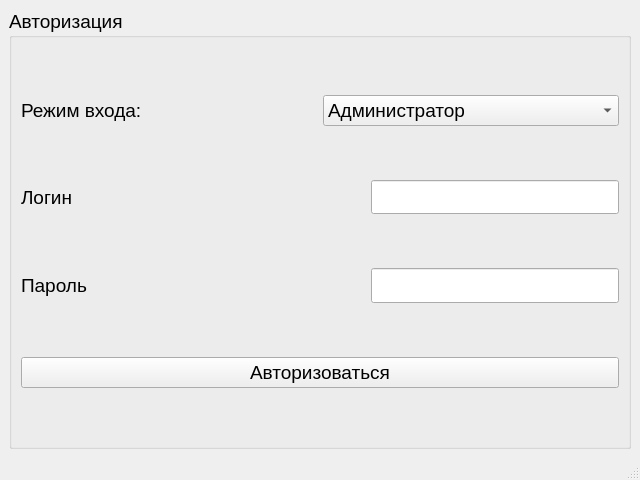
First picture: the form in authorizationwindow.ui, repository Rayzedan/SystemControlStudent, before the edit.
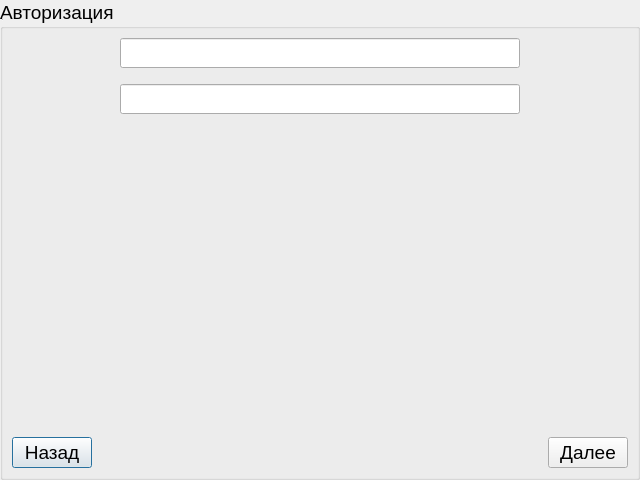
Second picture: the form after the edit.

Diff of the .ui file:
```diff
--- a/authorizationwindow.ui
+++ b/authorizationwindow.ui
@@ -1,7 +1,7 @@
 <?xml version="1.0" encoding="UTF-8"?>
 <ui version="4.0">
  <class>AuthorizationWindow</class>
- <widget class="QMainWindow" name="AuthorizationWindow">
+ <widget class="QDialog" name="AuthorizationWindow">
   <property name="geometry">
    <rect>
     <x>0</x>
@@ -20,9 +20,21 @@
    <string>Система контроля знаний студентов</string>
   </property>
   <widget class="QWidget" name="centralwidget">
+   <property name="minimumSize">
+    <size>
+     <width>640</width>
+     <height>480</height>
+    </size>
+   </property>
    <layout class="QVBoxLayout" name="verticalLayout_2">
     <item>
      <widget class="QGroupBox" name="groupBox">
+      <property name="minimumSize">
+       <size>
+        <width>620</width>
+        <height>440</height>
+       </size>
+      </property>
       <property name="font">
        <font>
         <pointsize>14</pointsize>
@@ -31,101 +43,229 @@
       <property name="title">
        <string>Авторизация</string>
       </property>
-      <layout class="QVBoxLayout" name="verticalLayout">
+      <layout class="QVBoxLayout" name="verticalLayout_5">
+       <item>
+        <layout class="QHBoxLayout" name="horizontalLayout_2">
+         <item>
+          <spacer name="horizontalSpacer_2">
+           <property name="orientation">
+            <enum>Qt::Horizontal</enum>
+           </property>
+           <property name="sizeHint" stdset="0">
+            <size>
+             <width>30</width>
+             <height>20</height>
+            </size>
+           </property>
+          </spacer>
+         </item>
+         <item>
+          <widget class="QLineEdit" name="login">
+           <property name="enabled">
+            <bool>true</bool>
+           </property>
+           <property name="sizePolicy">
+            <sizepolicy hsizetype="Maximum" vsizetype="Maximum">
+             <horstretch>0</horstretch>
+             <verstretch>0</verstretch>
+            </sizepolicy>
+           </property>
+           <property name="minimumSize">
+            <size>
+             <width>400</width>
+             <height>30</height>
+            </size>
+           </property>
+           <property name="maximumSize">
+            <size>
+             <width>400</width>
+             <height>30</height>
+            </size>
+           </property>
+           <property name="sizeIncrement">
+            <size>
+             <width>0</width>
+             <height>0</height>
+            </size>
+           </property>
+           <property name="baseSize">
+            <size>
+             <width>0</width>
+             <height>0</height>
+            </size>
+           </property>
+          </widget>
+         </item>
+         <item>
+          <spacer name="horizontalSpacer_3">
+           <property name="orientation">
+            <enum>Qt::Horizontal</enum>
+           </property>
+           <property name="sizeHint" stdset="0">
+            <size>
+             <width>40</width>
+             <height>20</height>
+            </size>
+           </property>
+          </spacer>
+         </item>
+        </layout>
+       </item>
        <item>
         <layout class="QHBoxLayout" name="horizontalLayout_3">
          <item>
-          <widget class="QLabel" name="label_2">
-           <property name="font">
-            <font>
-             <pointsize>14</pointsize>
-            </font>
+          <spacer name="horizontalSpacer_4">
+           <property name="orientation">
+            <enum>Qt::Horizontal</enum>
            </property>
-           <property name="text">
-            <string>Режим входа:</string>
+           <property name="sizeHint" stdset="0">
+            <size>
+             <width>40</width>
+             <height>20</height>
+            </size>
            </property>
-          </widget>
+          </spacer>
          </item>
          <item>
-          <widget class="QComboBox" name="choiseMenu">
-           <property name="font">
-            <font>
-             <pointsize>14</pointsize>
-            </font>
-           </property>
+          <layout class="QVBoxLayout" name="verticalLayout">
            <item>
-            <property name="text">
-             <string>Администратор</string>
-            </property>
+            <spacer name="verticalSpacer_3">
+             <property name="orientation">
+              <enum>Qt::Vertical</enum>
+             </property>
+             <property name="sizeType">
+              <enum>QSizePolicy::Maximum</enum>
+             </property>
+             <property name="sizeHint" stdset="0">
+              <size>
+               <width>20</width>
+               <height>10</height>
+              </size>
+             </property>
+            </spacer>
            </item>
            <item>
-            <property name="text">
-             <string>Студент</string>
-            </property>
+            <widget class="QLineEdit" name="password">
+             <property name="sizePolicy">
+              <sizepolicy hsizetype="Maximum" vsizetype="Maximum">
+               <horstretch>0</horstretch>
+               <verstretch>0</verstretch>
+              </sizepolicy>
+             </property>
+             <property name="minimumSize">
+              <size>
+               <width>400</width>
+               <height>30</height>
+              </size>
+             </property>
+             <property name="maximumSize">
+              <size>
+               <width>400</width>
+               <height>30</height>
+              </size>
+             </property>
+            </widget>
            </item>
-          </widget>
+          </layout>
+         </item>
+         <item>
+          <spacer name="horizontalSpacer_5">
+           <property name="orientation">
+            <enum>Qt::Horizontal</enum>
+           </property>
+           <property name="sizeHint" stdset="0">
+            <size>
+             <width>40</width>
+             <height>20</height>
+            </size>
+           </property>
+          </spacer>
          </item>
         </layout>
        </item>
        <item>
         <layout class="QHBoxLayout" name="horizontalLayout">
          <item>
-          <widget class="QLabel" name="label_3">
-           <property name="font">
-            <font>
-             <pointsize>14</pointsize>
-            </font>
-           </property>
-           <property name="text">
-            <string>Логин</string>
-           </property>
-          </widget>
+          <layout class="QVBoxLayout" name="verticalLayout_3">
+           <item>
+            <spacer name="verticalSpacer">
+             <property name="orientation">
+              <enum>Qt::Vertical</enum>
+             </property>
+             <property name="sizeHint" stdset="0">
+              <size>
+               <width>20</width>
+               <height>40</height>
+              </size>
+             </property>
+            </spacer>
+           </item>
+           <item>
+            <widget class="QPushButton" name="pushButton">
+             <property name="maximumSize">
+              <size>
+               <width>85</width>
+               <height>40</height>
+              </size>
+             </property>
+             <property name="layoutDirection">
+              <enum>Qt::LeftToRight</enum>
+             </property>
+             <property name="text">
+              <string>Назад</string>
+             </property>
+            </widget>
+           </item>
+          </layout>
          </item>
          <item>
-          <widget class="QLineEdit" name="login">
-           <property name="maximumSize">
+          <spacer name="horizontalSpacer">
+           <property name="orientation">
+            <enum>Qt::Horizontal</enum>
+           </property>
+           <property name="sizeHint" stdset="0">
             <size>
-             <width>248</width>
-             <height>34</height>
+             <width>268</width>
+             <height>20</height>
             </size>
            </property>
-          </widget>
+          </spacer>
          </item>
-        </layout>
-       </item>
-       <item>
-        <layout class="QHBoxLayout" name="horizontalLayout_2">
          <item>
-          <widget class="QLabel" name="label">
-           <property name="font">
-            <font>
-             <pointsize>14</pointsize>
-            </font>
-           </property>
-           <property name="text">
-            <string>Пароль</string>
-           </property>
-          </widget>
+          <layout class="QVBoxLayout" name="verticalLayout_4">
+           <item>
+            <spacer name="verticalSpacer_2">
+             <property name="orientation">
+              <enum>Qt::Vertical</enum>
+             </property>
+             <property name="sizeHint" stdset="0">
+              <size>
+               <width>20</width>
+               <height>40</height>
+              </size>
+             </property>
+            </spacer>
+           </item>
+           <item>
+            <widget class="QPushButton" name="pushButton_2">
+             <property name="maximumSize">
+              <size>
+               <width>85</width>
+               <height>40</height>
+              </size>
+             </property>
+             <property name="layoutDirection">
+              <enum>Qt::LeftToRight</enum>
+             </property>
+             <property name="text">
+              <string>Далее</string>
+             </property>
+            </widget>
+           </item>
+          </layout>
          </item>
-         <item>
-          <widget class="QLineEdit" name="password">
-           <property name="maximumSize">
-            <size>
-             <width>248</width>
-             <height>35</height>
-            </size>
-           </property>
-          </widget>
-         </item>
         </layout>
        </item>
-       <item>
-        <widget class="QPushButton" name="pushButton">
-         <property name="text">
-          <string>Авторизоваться</string>
-         </property>
-        </widget>
-       </item>
       </layout>
      </widget>
     </item>
```
